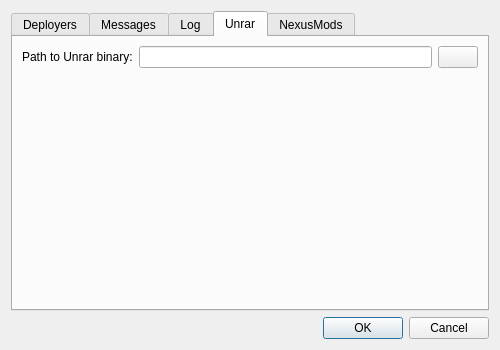
Above: src/ui/settingsdialog.ui from limo-app/limo before the change. Below: the same form after it.
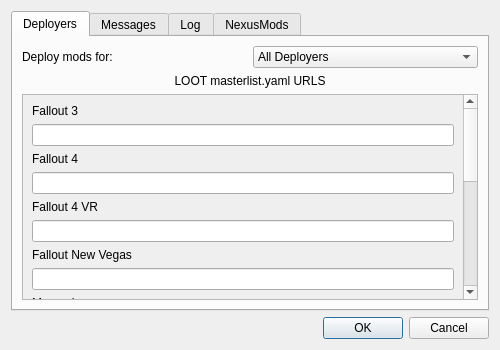
That is the form after the change. The open tabs and pages were chosen to show the change. Icons and pictures are not drawn.

Diff of the .ui file:
```diff
--- a/src/ui/settingsdialog.ui
+++ b/src/ui/settingsdialog.ui
@@ -319,54 +319,6 @@
        </item>
       </layout>
      </widget>
-     <widget class="QWidget" name="tab_4">
-      <attribute name="title">
-       <string>Unrar</string>
-      </attribute>
-      <layout class="QGridLayout" name="gridLayout">
-       <item row="0" column="0">
-        <layout class="QHBoxLayout" name="horizontalLayout_3">
-         <item>
-          <widget class="QLabel" name="label_11">
-           <property name="toolTip">
-            <string>Used to extract certain rar archives. Executed as /PATH/TO/UNRAR x /PATH/TO/ARCHIVE</string>
-           </property>
-           <property name="text">
-            <string>Path to Unrar binary:</string>
-           </property>
-          </widget>
-         </item>
-         <item>
-          <widget class="QLineEdit" name="unrar_path_field"/>
-         </item>
-         <item>
-          <widget class="QPushButton" name="unrar_path_button">
-           <property name="text">
-            <string/>
-           </property>
-           <property name="icon">
-            <iconset theme="folder-open">
-             <normaloff>.</normaloff>.</iconset>
-           </property>
-          </widget>
-         </item>
-        </layout>
-       </item>
-       <item row="1" column="0">
-        <spacer name="verticalSpacer_3">
-         <property name="orientation">
-          <enum>Qt::Vertical</enum>
-         </property>
-         <property name="sizeHint" stdset="0">
-          <size>
-           <width>20</width>
-           <height>221</height>
-          </size>
-         </property>
-        </spacer>
-       </item>
-      </layout>
-     </widget>
      <widget class="QWidget" name="nexus_tab">
       <attribute name="title">
        <string>NexusMods</string>
```
